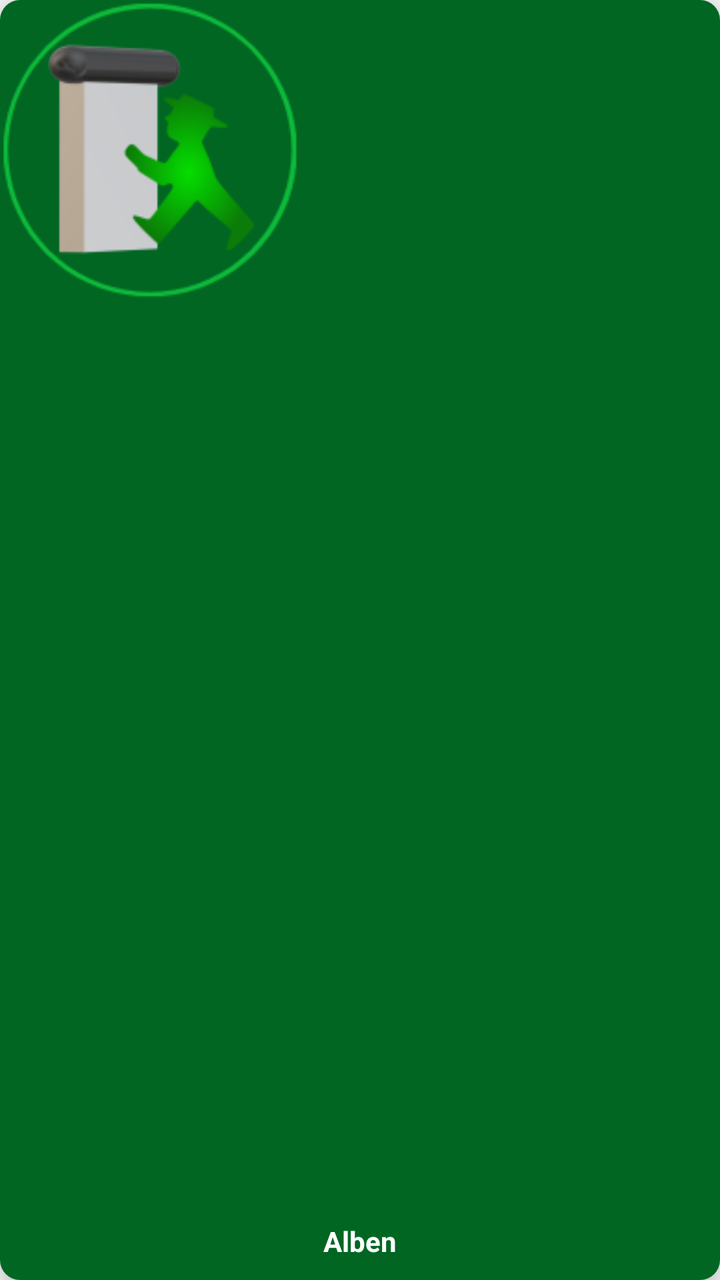
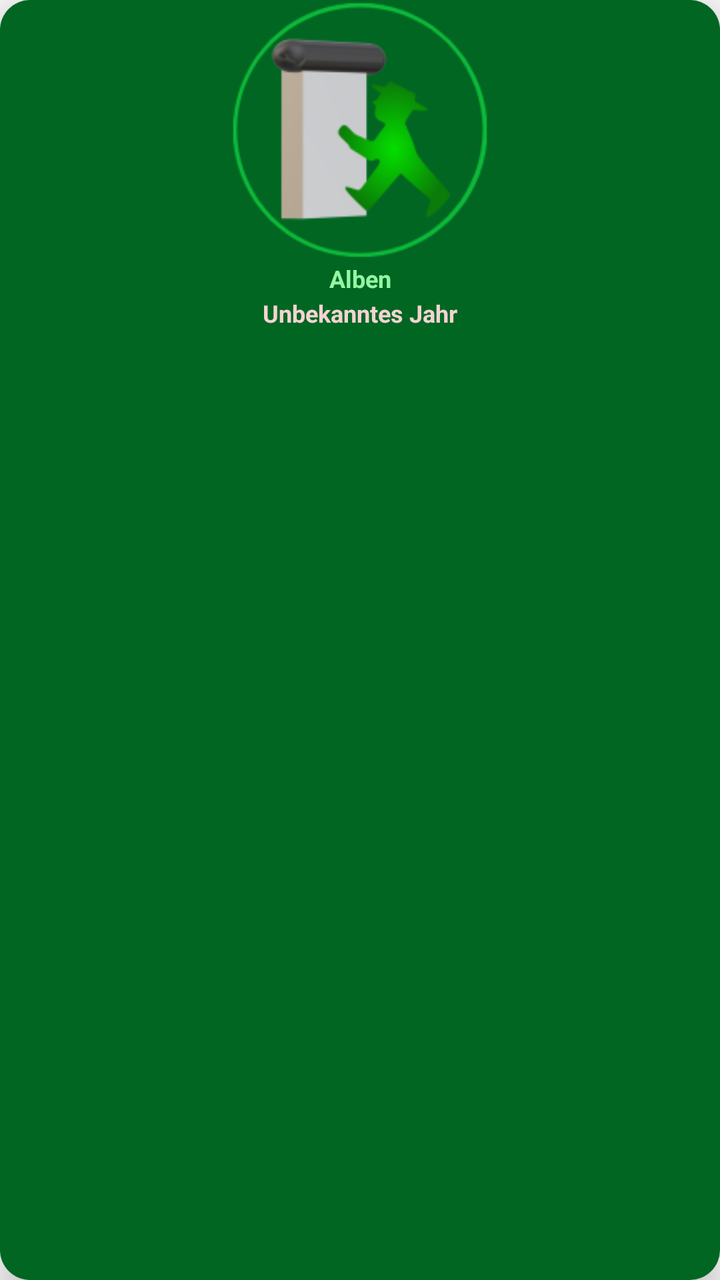

Before-and-after screenshots of an Android layout around one commit, followed by the original layout XML and the change that was made.
<!-- AndroidManifest.xml: application theme AppTheme -->
<!-- res/layout/album_item.xml -->
<?xml version="1.0" encoding="utf-8"?>
<androidx.cardview.widget.CardView android:id="@+id/album_items"
    xmlns:android="http://schemas.android.com/apk/res/android"
    xmlns:app="http://schemas.android.com/apk/res-auto"
    android:layout_width="150dp"
    app:cardCornerRadius="10dp"
    app:cardElevation="10dp"
    android:layout_height="180dp"
    android:layout_margin="10dp"
    >

    <RelativeLayout
        android:layout_width="match_parent"
        android:layout_height="match_parent"
        android:background="@color/darkestgreen"
        android:id="@+id/relative_layout">

        <ImageView
            android:layout_width="150dp"
            android:layout_height="150dp"
            android:id="@+id/albumitem_image"
            android:src="@drawable/ic_launcher_foreground"
            />
        <TextView
            android:layout_width="140dp"
            android:layout_height="wrap_content"
            android:id="@+id/album_subtext"
            android:layout_alignParentBottom="true"
            android:text="@string/alben"
            android:textColor="@color/white"
            android:singleLine="true"
            android:gravity="center_horizontal"
            android:layout_centerHorizontal="true"
            android:layout_marginBottom="10dp"
            android:layout_marginTop="10dp"
            android:textStyle="bold"

            />
    </RelativeLayout>

</androidx.cardview.widget.CardView>
<!-- resources referenced by this layout -->
<resources>
  <color name="darkestgreen">#006622</color>
  <color name="white">#ffffff</color>
  <!-- drawable ic_launcher_foreground: png bitmap (drawable-v24, 12505 bytes) -->
  <string name="alben">Alben</string>
  <style name="AppTheme" parent="Theme.AppCompat.Light.NoActionBar">
          <item name="colorPrimary">@color/darkgreen</item>
          <item name="colorPrimaryDark">@color/colorPrimaryDark</item>
          <item name="colorAccent">@color/colorAccent</item>
      </style>
  <color name="darkgreen">#008000</color>
  <color name="colorPrimaryDark">#006622</color>
  <color name="colorAccent">#b3b3cc</color>
</resources>

<!-- the commit's change to res/layout/album_item.xml (unified diff, before → after) -->
@@ -3,9 +3,9 @@
     xmlns:android="http://schemas.android.com/apk/res/android"
     xmlns:app="http://schemas.android.com/apk/res-auto"
     android:layout_width="150dp"
-    app:cardCornerRadius="10dp"
+    app:cardCornerRadius="15dp"
     app:cardElevation="10dp"
-    android:layout_height="180dp"
+    android:layout_height="170dp"
     android:layout_margin="10dp"
     >
 
@@ -16,26 +16,43 @@
         android:id="@+id/relative_layout">
 
         <ImageView
-            android:layout_width="150dp"
-            android:layout_height="150dp"
+            android:layout_width="130dp"
+            android:layout_height="130dp"
+            android:layout_centerHorizontal="true"
             android:id="@+id/albumitem_image"
             android:src="@drawable/ic_launcher_foreground"
             />
+
         <TextView
+            android:id="@+id/album_subtext"
             android:layout_width="140dp"
             android:layout_height="wrap_content"
-            android:id="@+id/album_subtext"
-            android:layout_alignParentBottom="true"
+            android:layout_below="@+id/albumitem_image"
+            android:layout_alignParentBottom="false"
+            android:layout_centerHorizontal="true"
+            android:layout_marginTop="1dp"
+            android:gravity="center_horizontal"
+            android:singleLine="true"
             android:text="@string/alben"
-            android:textColor="@color/white"
+            android:textColor="@color/lightergreen"
+            android:textStyle="bold"
+            android:textSize="12sp"/>
+
+        <TextView
+            android:id="@+id/album_year"
+            android:layout_width="140dp"
+            android:layout_height="wrap_content"
+            android:layout_below="@id/album_subtext"
+            android:layout_alignParentBottom="false"
+            android:layout_centerHorizontal="true"
+            android:layout_marginTop="1dp"
+            android:layout_marginBottom="1dp"
+            android:gravity="center_horizontal"
             android:singleLine="true"
-            android:gravity="center_horizontal"
-            android:layout_centerHorizontal="true"
-            android:layout_marginBottom="10dp"
-            android:layout_marginTop="10dp"
+            android:text="@string/unbekanntes_jahr"
+            android:textColor="@color/lighterred"
             android:textStyle="bold"
-
-            />
+            android:textSize="12sp"/>
     </RelativeLayout>
 
 </androidx.cardview.widget.CardView>
<!-- resource entries referenced after the edit -->
@@ -1,16 +1,17 @@
 <!-- resources referenced by this layout -->
 <resources>
   <color name="darkestgreen">#006622</color>
-  <color name="white">#ffffff</color>
+  <color name="lightergreen">#93F6A3</color>
+  <color name="lighterred">#F4D3D3</color>
   <!-- drawable ic_launcher_foreground: png bitmap (drawable-v24, 12505 bytes) -->
   <string name="alben">Alben</string>
+  <string name="unbekanntes_jahr">Unbekanntes Jahr</string>
   <style name="AppTheme" parent="Theme.AppCompat.Light.NoActionBar">
-          <item name="colorPrimary">@color/darkgreen</item>
-          <item name="colorPrimaryDark">@color/colorPrimaryDark</item>
-          <item name="colorAccent">@color/colorAccent</item>
+          <item name="colorPrimary">@color/green</item>
+          <item name="colorPrimaryDark">@color/darkestgreen</item>
+          <item name="colorAccent">@color/darkestyellow</item>
       </style>
-  <color name="darkgreen">#008000</color>
-  <color name="colorPrimaryDark">#006622</color>
-  <color name="colorAccent">#b3b3cc</color>
+  <color name="green">#009900</color>
+  <color name="darkestyellow">#BB9900</color>
 </resources>
 
